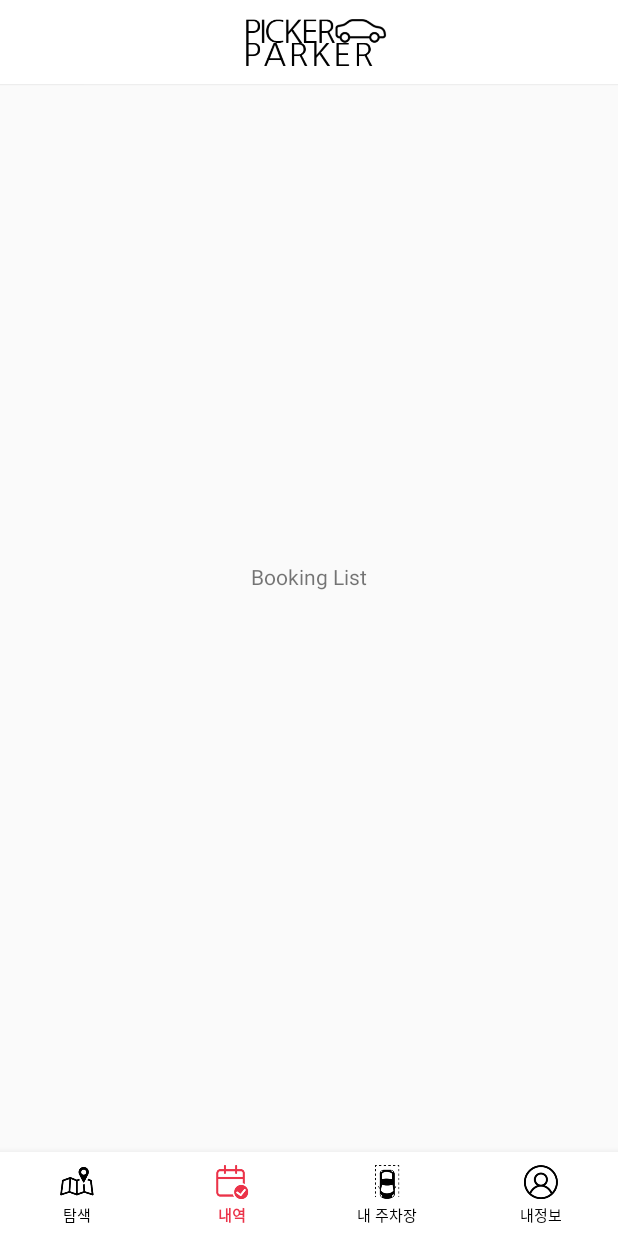
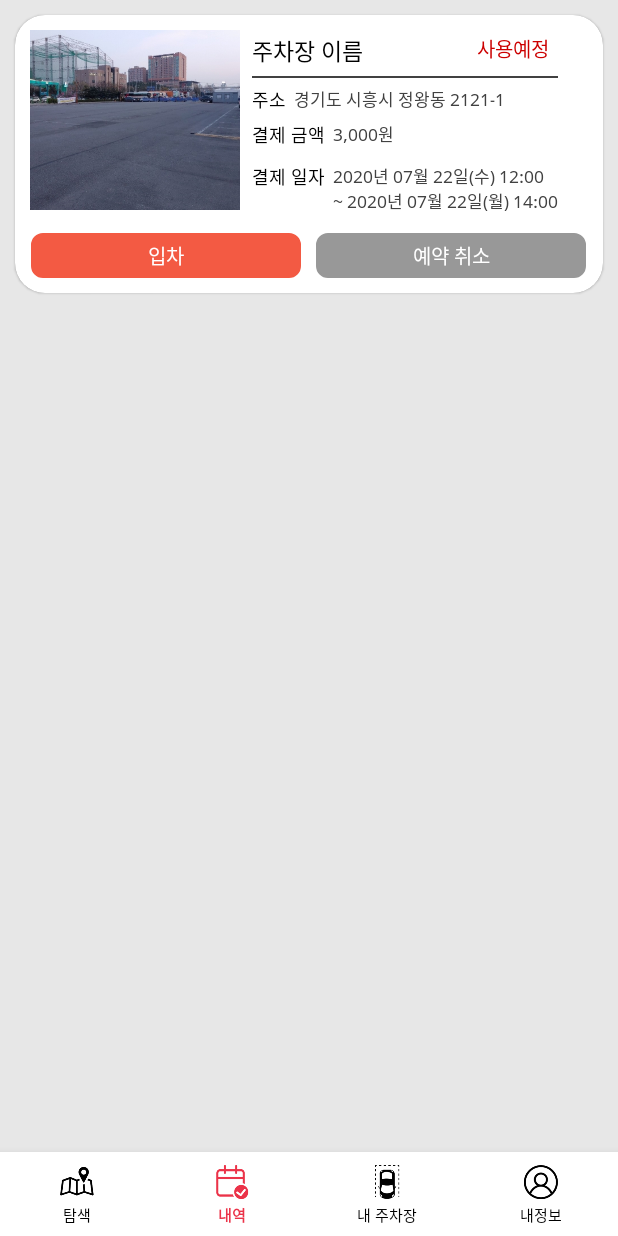
Before and after one commit to surimLee/PeterParker, an Android app: the screen it shows after launch (MainActivity), item 2 of the bottom bar chosen, on a phone screen of 412 x 824 dp. Run offline under Robolectric (Android 15) with nearby library versions, the phone set to English and light mode, and no system bars; libraries missing offline, so code that uses them is left out: com.google.maps.android.

Commit message:
Add Booking List item Edit fontfamily

```diff
--- a/app/build.gradle
+++ b/app/build.gradle
@@ -5,7 +5,7 @@ android {
     buildToolsVersion "30.0.0"
     defaultConfig {
         applicationId "kr.co.waytech.peterparker"
-        minSdkVersion 16
+        minSdkVersion 26
         targetSdkVersion 30
         versionCode 1
         versionName "1.0"
--- a/app/src/main/java/kr/co/waytech/peterparker/fragment/BookingListFragment.java
+++ b/app/src/main/java/kr/co/waytech/peterparker/fragment/BookingListFragment.java
@@ -32,7 +32,8 @@ public class BookingListFragment extends Fragment {
     @Nullable
     @Override
     public View onCreateView(@NonNull LayoutInflater inflater, @Nullable ViewGroup container, @Nullable Bundle savedInstanceState) {
-        View view = inflater.inflate(R.layout.fragment_bookinglist, container,false);
+//        View view = inflater.inflate(R.layout.fragment_bookinglist, container,false);
+        View view = inflater.inflate(R.layout.booking_list_item, container,false);
 
         return view;
     }
--- /dev/null
+++ b/app/src/main/res/drawable/btn_gray.xml
@@ -0,0 +1,9 @@
+<?xml version="1.0" encoding="utf-8"?>
+<shape
+    xmlns:android="http://schemas.android.com/apk/res/android"
+    android:shape="rectangle">
+    <corners android:radius="7dp"  />
+    <solid android:color="#989898"/>
+    <stroke android:color="#989898"/>
+    <stroke android:width="1dp"/>
+</shape>
--- /dev/null
+++ b/app/src/main/res/drawable/whitecard.xml
@@ -0,0 +1,6 @@
+<shape
+    xmlns:android="http://schemas.android.com/apk/res/android"
+    android:shape="rectangle">
+    <corners android:radius="20dp"  />
+    <solid android:color="@android:color/white"></solid>
+</shape>
--- /dev/null
+++ b/app/src/main/res/layout/booking_list_item.xml
@@ -0,0 +1,174 @@
+<?xml version="1.0" encoding="utf-8"?>
+<LinearLayout xmlns:android="http://schemas.android.com/apk/res/android"
+    xmlns:app="http://schemas.android.com/apk/res-auto"
+    xmlns:bind="http://schemas.android.com/tools"
+    android:orientation="vertical"
+    android:layout_width="match_parent"
+    android:layout_height="match_parent"
+    android:background="@color/lightgray">
+
+    <androidx.cardview.widget.CardView
+        android:layout_width="match_parent"
+        android:layout_height="185dp"
+        android:layout_gravity="center"
+        android:layout_marginHorizontal="10dp"
+        android:layout_marginVertical="10dp"
+        android:layout_marginBottom="50dp"
+        app:cardCornerRadius="20dp"
+        app:cardElevation="1dp">
+
+        <ImageView
+            android:layout_width="140dp"
+            android:layout_height="120dp"
+            android:adjustViewBounds="true"
+            android:layout_marginVertical="10dp"
+            android:layout_marginHorizontal="10dp"
+            android:background="@drawable/parkinglot1"/>
+
+            <LinearLayout
+                android:layout_width="wrap_content"
+                android:layout_height="wrap_content"
+                android:layout_marginLeft="158dp"
+                android:layout_marginTop="10dp"
+                android:orientation="vertical">
+
+                <LinearLayout
+                    android:layout_width="wrap_content"
+                    android:layout_height="wrap_content">
+
+                    <TextView
+                        android:layout_width="150dp"
+                        android:layout_height="wrap_content"
+                        android:text="주차장 이름"
+                        android:fontFamily="@font/notosans_regular"
+                        android:textColor="#000000"
+                        android:layout_marginTop="2dp"
+                        android:textSize="15sp" />
+
+                    <TextView
+                        android:layout_width="wrap_content"
+                        android:layout_height="wrap_content"
+                        android:text="사용예정"
+                        android:textColor="@android:color/holo_red_dark"
+                        android:fontFamily="@font/notosans_regular"
+                        android:textSize="13sp" />
+                </LinearLayout>
+
+                <View
+                    android:id="@+id/view"
+                    android:layout_width="match_parent"
+                    android:layout_height="1dp"
+                    android:layout_alignParentTop="true"
+                    android:layout_centerHorizontal="true"
+                    android:layout_marginTop="5dp"
+                    android:background="@color/darkgray"></View>
+
+                <LinearLayout
+                    android:layout_width="wrap_content"
+                    android:layout_height="wrap_content"
+                    android:layout_marginTop="5dp" >
+
+                    <TextView
+                        android:layout_width="wrap_content"
+                        android:layout_height="wrap_content"
+                        android:text="주소"
+                        android:fontFamily="@font/notosans_regular"
+                        android:textColor="#000000"
+                        android:textSize="12sp" />
+
+                    <TextView
+                        android:layout_width="wrap_content"
+                        android:layout_height="wrap_content"
+                        android:layout_gravity="center_vertical"
+                        android:layout_marginLeft="5dp"
+                        android:text="경기도 시흥시 정왕동 2121-1 "
+                        android:fontFamily="@font/notosans_regular"
+                        android:textColor="@color/darkgray"
+                        android:textSize="11sp" />
+
+                </LinearLayout>
+
+                <LinearLayout
+                    android:layout_width="wrap_content"
+                    android:layout_height="wrap_content"
+                    android:layout_marginTop="5dp">
+
+                    <TextView
+                        android:layout_width="wrap_content"
+                        android:layout_height="wrap_content"
+                        android:text="결제 금액"
+                        android:fontFamily="@font/notosans_regular"
+                        android:textColor="#000000"
+                        android:textSize="12sp" />
+
+                    <TextView
+                        android:layout_width="wrap_content"
+                        android:layout_height="wrap_content"
+                        android:layout_gravity="center_vertical"
+                        android:layout_marginLeft="5dp"
+                        android:text="3,000원"
+                        android:fontFamily="@font/notosans_regular"
+                        android:textColor="@color/darkgray"
+                        android:textSize="11sp" />
+
+                </LinearLayout>
+
+                <LinearLayout
+                    android:layout_width="wrap_content"
+                    android:layout_height="wrap_content"
+                    android:layout_marginTop="10dp">
+
+                    <TextView
+                        android:layout_width="wrap_content"
+                        android:layout_height="wrap_content"
+                        android:text="결제 일자"
+                        android:fontFamily="@font/notosans_regular"
+                        android:textColor="#000000"
+                        android:textSize="12sp" />
+
+                    <TextView
+                        android:layout_width="wrap_content"
+                        android:layout_height="wrap_content"
+                        android:layout_gravity="center_vertical"
+                        android:layout_marginLeft="5dp"
+                        android:text="2020년 07월 22일(수) 12:00\n~ 2020년 07월 22일(월) 14:00"
+                        android:fontFamily="@font/notosans_regular"
+                        android:textColor="@color/darkgray"
+                        android:textSize="11sp" />
+
+                </LinearLayout>
+            </LinearLayout>
+
+        <LinearLayout
+            android:layout_width="wrap_content"
+            android:layout_height="wrap_content"
+            android:layout_gravity="center_horizontal">
+
+            <Button
+                style="?android:attr/borderlessButtonStyle"
+                android:layout_width="180dp"
+                android:layout_height="30dp"
+                android:layout_marginTop="145dp"
+                android:background="@drawable/btn_orange"
+                android:fontFamily="@font/notosans_regular"
+                android:text="입차"
+                android:textColor="@android:color/white"
+                android:textSize="13sp" />
+
+            <Button
+                style="?android:attr/borderlessButtonStyle"
+                android:layout_width="180dp"
+                android:layout_height="30dp"
+                android:layout_marginLeft="10dp"
+                android:layout_marginTop="145dp"
+                android:background="@drawable/btn_gray"
+                android:fontFamily="@font/notosans_regular"
+                android:text="예약 취소"
+                android:textColor="@android:color/white"
+                android:textSize="13sp" />
+
+
+        </LinearLayout>
+
+    </androidx.cardview.widget.CardView>
+</LinearLayout>
```
Also changed, not shown: app/src/main/res/font/notosans.xml (added, +17 -0 lines), app/src/main/res/layout/activity_login.xml (+6 -6 lines), app/src/main/res/layout/activity_signup.xml (+26 -26 lines), app/src/main/res/layout/activity_splash.xml (+7 -4 lines), app/src/main/res/layout/fragment_profile.xml (+14 -12 lines), app/src/main/res/drawable/parkinglot1.png (added), app/src/main/res/font/notosans_bold.ttf (added), app/src/main/res/font/notosans_regular.ttf (added).
